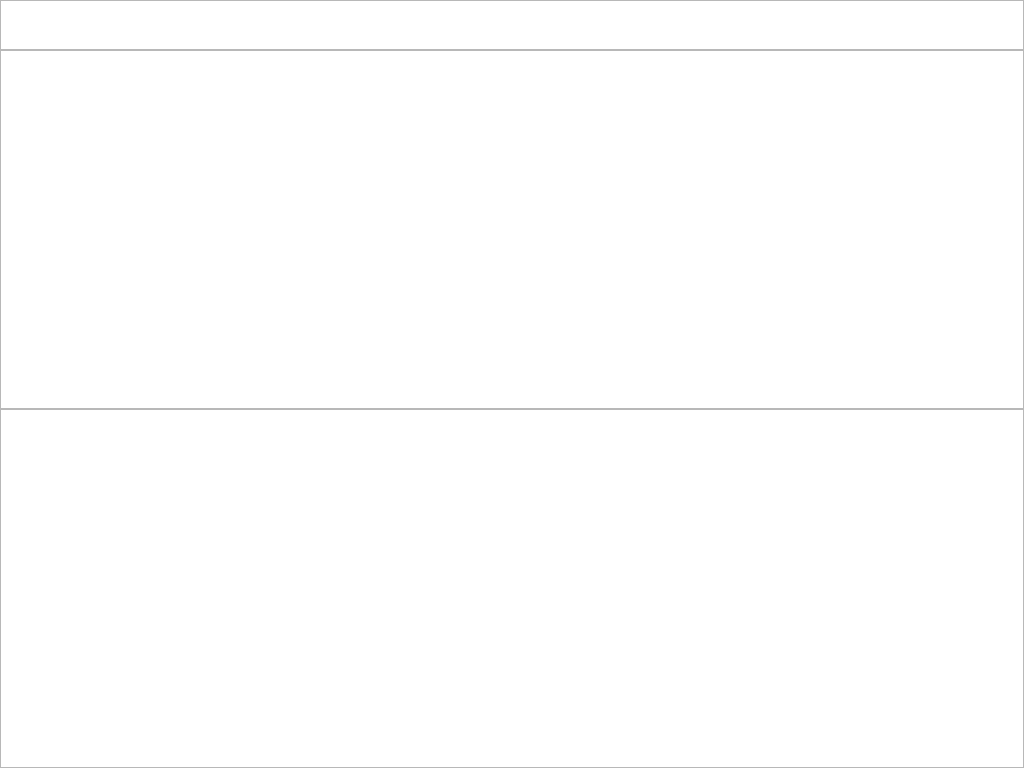
851896022/full_link_monitoring, file window.ui: the form before one commit.
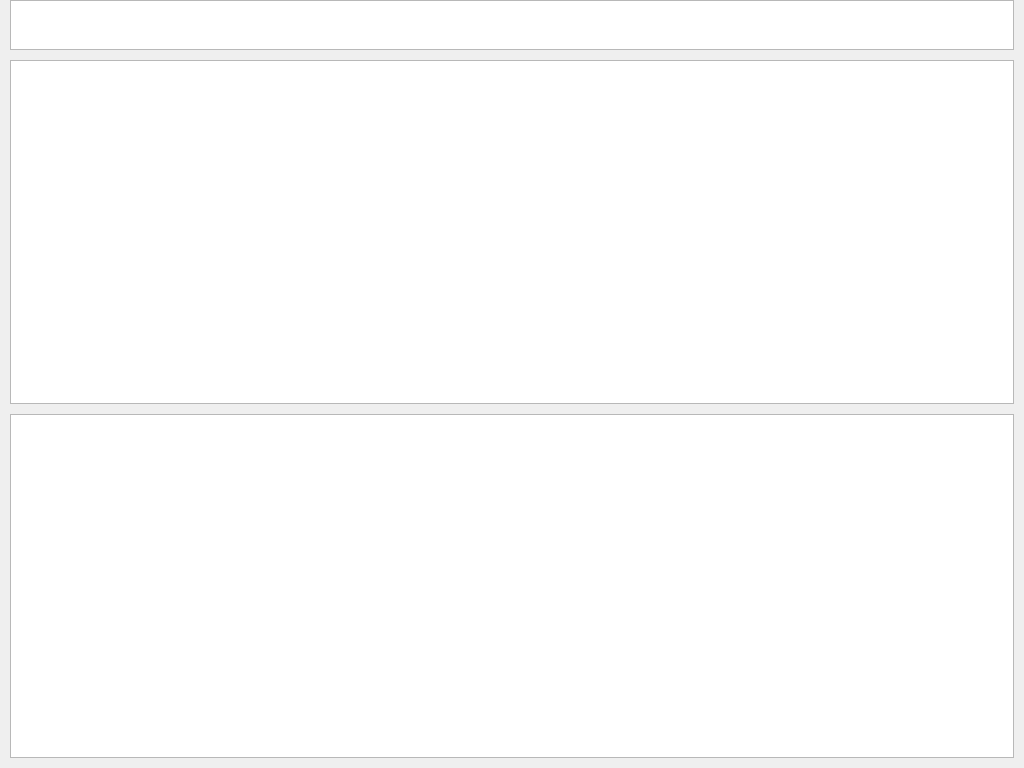
The form after the commit. Icons and pictures are not drawn. Custom widgets are drawn as their Qt base class.

What changed in the file:
```diff
--- a/window.ui
+++ b/window.ui
@@ -41,19 +41,19 @@
        </property>
        <layout class="QVBoxLayout" name="verticalLayout_2">
         <property name="spacing">
-         <number>0</number>
+         <number>10</number>
         </property>
         <property name="leftMargin">
-         <number>0</number>
+         <number>10</number>
         </property>
         <property name="topMargin">
          <number>0</number>
         </property>
         <property name="rightMargin">
-         <number>0</number>
+         <number>10</number>
         </property>
         <property name="bottomMargin">
-         <number>0</number>
+         <number>10</number>
         </property>
         <item>
          <widget class="Tittle" name="title">
@@ -66,7 +66,11 @@
          </widget>
         </item>
         <item>
-         <widget class="LinkModel" name="linkModel_1"/>
+         <widget class="LinkModel" name="linkModel_1">
+          <property name="lineWidth">
+           <number>0</number>
+          </property>
+         </widget>
         </item>
         <item>
          <widget class="LinkModel" name="linkModel_2"/>
```
